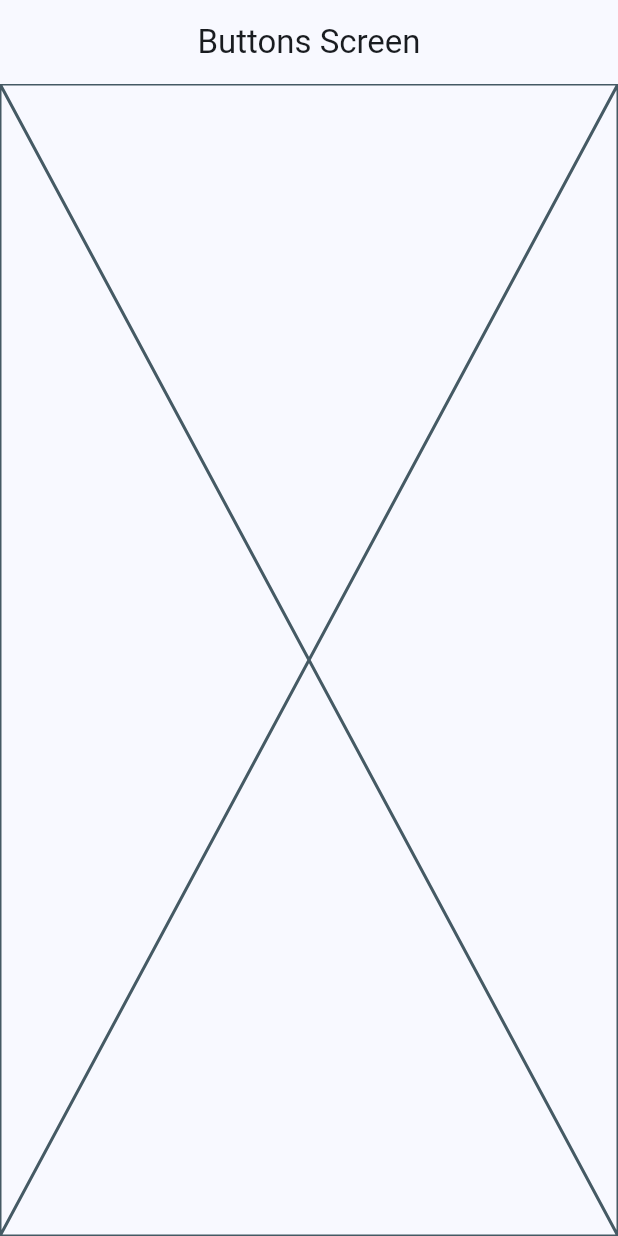
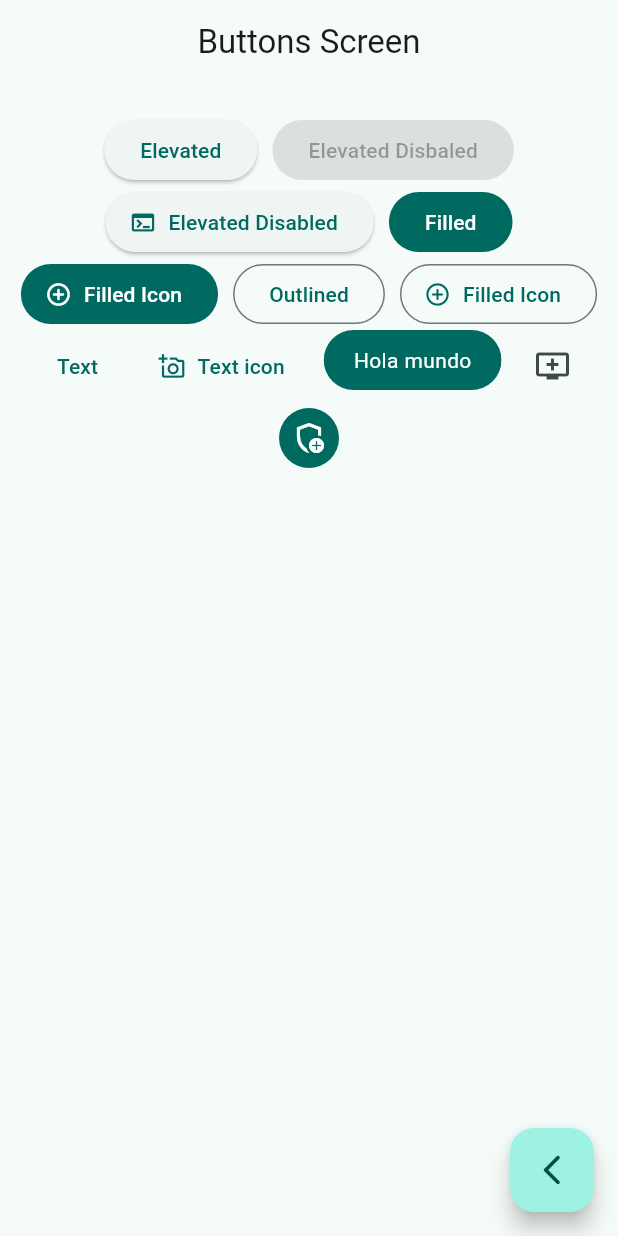
Before and after one commit to edward2553/widget_app, a Flutter app: the ButtonsScreen screen opened by its route, on a phone screen of 412 x 824 dp. Run offline on Flutter 3.47's test engine with Material 2 defaults, Android fonts, the phone set to English and light mode, and no system bars; our stand-ins replace go_router.

Commit message:
buttons screen finished

```diff
--- a/lib/config/menu/menu_items.dart
+++ b/lib/config/menu/menu_items.dart
@@ -2,12 +2,14 @@ import 'package:flutter/material.dart';
 
 class MenuItem {
   final String title;
+  final String name;
   final String subTitle;
   final String link;
   final IconData icon;
 
   const MenuItem({
     required this.title,
+    required this.name,
     required this.subTitle,
     required this.link,
     required this.icon,
@@ -19,12 +21,14 @@ const appMenuItems = <MenuItem> [
 
   MenuItem(
     title: 'Botones',
+    name: 'buttons_screen',
     subTitle: 'Varios botones en flutter',
     link: '/buttons',
     icon: Icons.smart_button_outlined,
   ),
   MenuItem(
     title: 'Tarjetas',
+    name: 'cards_screen',
     subTitle: 'Un contenedor estilizado',
     link: '/cards',
     icon: Icons.credit_card_outlined,
--- a/lib/config/router/app_router.dart
+++ b/lib/config/router/app_router.dart
@@ -7,16 +7,19 @@ final appRouter = GoRouter(
 
     GoRoute(
       path: '/',
+      name: HomeScreen.name,
       builder: (context, state) => const HomeScreen(),
     ),
 
     GoRoute(
       path: '/buttons',
+      name: ButtonsScreen.name,
       builder: (context, state) => const ButtonsScreen(),
     ),
 
     GoRoute(
       path: '/cards',
+      name: CardsScreen.name,
       builder: (context, state) => const CardsScreen(),
     ),
 
--- a/lib/main.dart
+++ b/lib/main.dart
@@ -14,7 +14,7 @@ class MainApp extends StatelessWidget {
     return MaterialApp.router(
       title: 'Material App',
       debugShowCheckedModeBanner: false,
-      theme: AppTheme(selectedColor: 0).getTheme(),
+      theme: AppTheme(selectedColor: 1).getTheme(),
       routerConfig: appRouter,
       // home: Scaffold(
       //   body: Center(
--- a/lib/presentation/screens/buttons/buttons_screen.dart
+++ b/lib/presentation/screens/buttons/buttons_screen.dart
@@ -1,6 +1,9 @@
 import 'package:flutter/material.dart';
+import 'package:go_router/go_router.dart';
 
 class ButtonsScreen extends StatelessWidget {
+  static const String name = 'buttons_screen';
+
   const ButtonsScreen({super.key});
 
   @override
@@ -9,7 +12,96 @@ class ButtonsScreen extends StatelessWidget {
       appBar: AppBar(
         title: const Text('Buttons Screen'),
       ),
-      body: const Placeholder(),
+      body: _ButtonsView(),
+      floatingActionButton: FloatingActionButton(
+        child: const Icon(Icons.arrow_back_ios_new_rounded),
+        onPressed: () {
+          context.pop();
+        },
+      ),
     );
   }
 }
+
+class _ButtonsView extends StatelessWidget {
+  @override
+  Widget build(BuildContext context) {
+    final colors = Theme.of(context).colorScheme;
+
+    return SizedBox(
+      width: double.infinity,
+      child: Padding(
+        padding: const EdgeInsets.symmetric(horizontal: 10, vertical: 20),
+        child: Wrap(
+          alignment: WrapAlignment.center,
+          spacing: 10,
+          children: [
+            ElevatedButton(onPressed: () {}, child: const Text('Elevated')),
+            const ElevatedButton(
+                onPressed: null, child: Text('Elevated Disbaled')),
+            ElevatedButton.icon(
+              onPressed: () {},
+              icon: const Icon(Icons.terminal_outlined),
+              label: const Text('Elevated Disabled'),
+            ),
+            FilledButton(onPressed: () {}, child: const Text('Filled')),
+            FilledButton.icon(
+              onPressed: () {},
+              icon: const Icon(Icons.add_circle_outline_rounded),
+              label: const Text('Filled Icon'),
+            ),
+            OutlinedButton(onPressed: () {}, child: const Text('Outlined')),
+            OutlinedButton.icon(
+              onPressed: () => {},
+              icon: const Icon(Icons.add_circle_outline_rounded),
+              label: const Text('Filled Icon'),
+            ),
+            TextButton(onPressed: () {}, child: const Text('Text')),
+            TextButton.icon(
+              onPressed: () {},
+              icon: const Icon(Icons.add_a_photo_outlined),
+              label: const Text('Text icon'),
+            ),
+            const CustomButton(),
+            IconButton(
+                onPressed: () {},
+                icon: const Icon(Icons.add_to_queue_outlined)),
+            IconButton(
+              onPressed: () {},
+              icon: const Icon(Icons.add_moderator_outlined),
+              style: ButtonStyle(
+                backgroundColor: MaterialStatePropertyAll(colors.primary),
+                iconColor: const MaterialStatePropertyAll(Colors.white),
+              ),
+            )
+          ],
+        ),
+      ),
+    );
+  }
+}
+
+class CustomButton extends StatelessWidget {
+  const CustomButton({super.key});
+
+  @override
+  Widget build(BuildContext context) {
+
+    final colors = Theme.of(context).colorScheme;
+
+    return
+      ClipRRect(
+        borderRadius: BorderRadius.circular(20),
+        child: Material(
+          color: colors.primary,
+          child: InkWell(
+            onTap: () {},
+            child: Padding(
+              padding: const EdgeInsets.symmetric(horizontal: 20, vertical: 10),
+              child: Text('Hola mundo', style: TextStyle(color: Colors.white))
+            ),
+          ),
+        ),
+      );
+  }
+}
--- a/lib/presentation/screens/cards/cards_screen.dart
+++ b/lib/presentation/screens/cards/cards_screen.dart
@@ -1,6 +1,9 @@
 import 'package:flutter/material.dart';
 
 class CardsScreen extends StatelessWidget {
+
+  static const name = 'cards_screen';
+
   const CardsScreen({super.key});
 
   @override
--- a/lib/presentation/screens/home/home_screen.dart
+++ b/lib/presentation/screens/home/home_screen.dart
@@ -3,6 +3,9 @@ import 'package:go_router/go_router.dart';
 import 'package:widget_app/config/menu/menu_items.dart';
 
 class HomeScreen extends StatelessWidget {
+
+  static const String name = 'home_screen';
+
   const HomeScreen({super.key});
 
   @override
@@ -62,6 +65,7 @@ class _CustomListTile extends StatelessWidget {
       subtitle: Text(menuItem.subTitle),
       onTap: () {
         context.push(menuItem.link);
+        // context.pushNamed(menuItem.name);
         // Navigator.pushNamed(context, menuItem.link);
         // Navigator.of(context).push(
         //   MaterialPageRoute(
```
